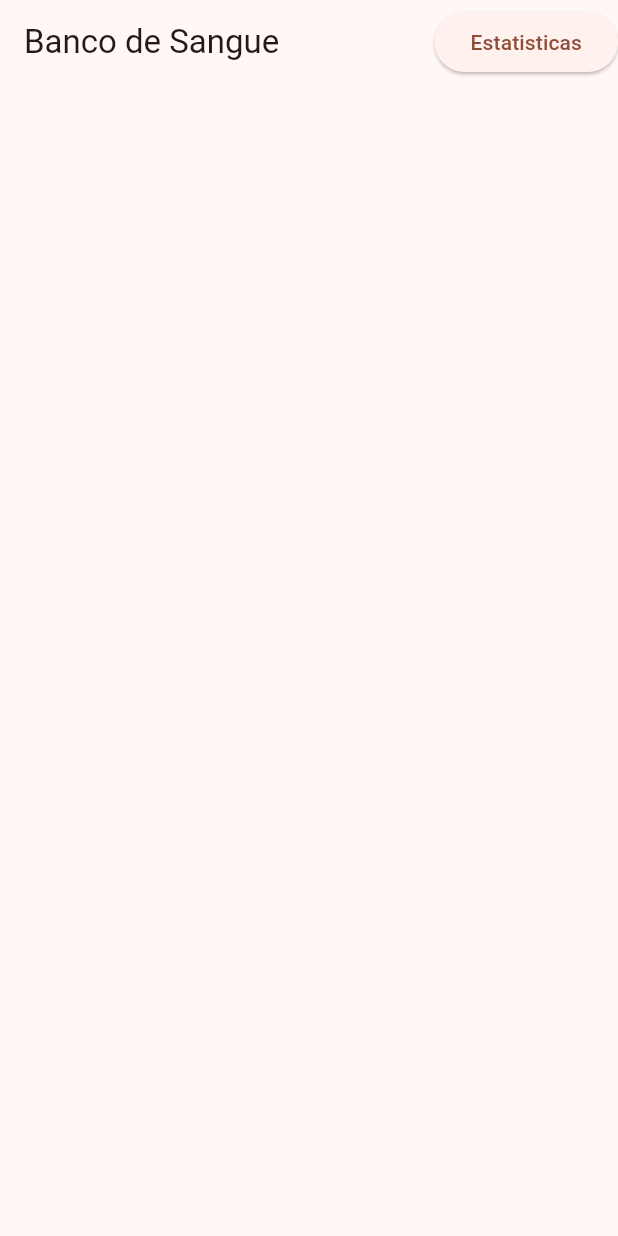
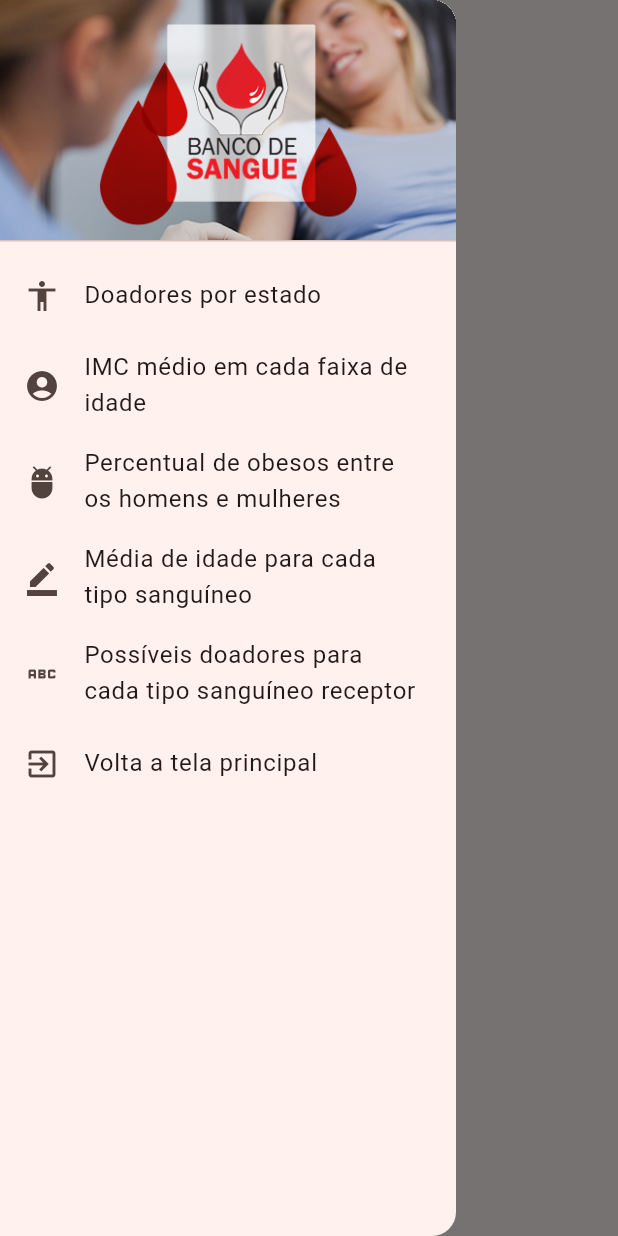
Before and after one commit to marcusco/flutter_banco_sangue, a Flutter app: the screen it shows after launch, with the side drawer open (before the commit the screen has no drawer), on a phone screen of 412 x 824 dp. Run offline on Flutter 3.47's test engine with Material 3 defaults, Android fonts, the phone set to English and light mode, and no system bars; missing offline and left inert: dart:ffi; network calls fail.

Commit message:
Novas telas e drawer

```diff
--- a/lib/screen/AnaliseDadosScreen.dart
+++ b/lib/screen/AnaliseDadosScreen.dart
@@ -1,9 +1,10 @@
 import 'package:flutter/material.dart';
+import 'package:flutter_banco_sangue/screen/nav_drawer.dart';
 
 import 'package:flutter_banco_sangue/service/DoadorService.dart';
 
 import '../domain/Doador.dart';
-import 'Estatisticas.dart';
+import 'DoadoresPorEstado.dart';
 
 class AnaliseDadosScreen extends StatelessWidget {
   AnaliseDadosScreen({super.key});
@@ -13,23 +14,12 @@ class AnaliseDadosScreen extends StatelessWidget {
   @override
   Widget build(BuildContext context) {
     return Scaffold(
+      drawer: NavDrawer(),
       appBar: AppBar(
         title: Text('Banco de Sangue'),
-        actions: [buildEstatistica(context)],
+
       ),
       body: Container(child: buidList()),
-    );
-  }
-
-  Widget buildEstatistica(BuildContext context) {
-    return ElevatedButton(
-      onPressed: () => {
-        Navigator.push(
-          context,
-          MaterialPageRoute(builder: (context) => Estatisticas()),
-        )
-      },
-      child: Text("Estatisticas"),
     );
   }
 
--- a/lib/screen/Estatisticas.dart
+++ b/lib/screen/DoadoresPorEstado.dart
@@ -3,15 +3,21 @@ import 'package:flutter_banco_sangue/service/DoadorService.dart';
 
 import '../dto/DoadoresPorEstadoDTO.dart';
 
-class Estatisticas extends StatelessWidget {
-   Estatisticas({Key? key}) : super(key: key);
+class DoadoresPorEstado extends StatelessWidget {
+  DoadoresPorEstado({Key? key}) : super(key: key);
 
   DoadorService doadorService = new DoadorService();
   @override
   Widget build(BuildContext context) {
-    return Container(
-      color: Colors.white,
-      child: buidList()
+    return Scaffold(
+      appBar: AppBar(
+        title: Text('Doadores por estado'),
+
+    ),
+      body: Container(
+        color: Colors.white,
+        child: buidList()
+      ),
     );
   }
 
--- /dev/null
+++ b/lib/screen/nav_drawer.dart
@@ -0,0 +1,98 @@
+import 'package:flutter/material.dart';
+import 'package:flutter_banco_sangue/screen/percentual_obesos_homens_mulhres.dart';
+import 'package:flutter_banco_sangue/screen/possiveis_doadores_tipo_sanguineo.dart';
+
+import 'DoadoresPorEstado.dart';
+import 'imc_medio_faixa_idade.dart';
+import 'media_idade_tipo_sanguineo.dart';
+
+class NavDrawer extends StatelessWidget {
+  const NavDrawer({Key? key}) : super(key: key);
+
+  @override
+  Widget build(BuildContext context) {
+    return Drawer(
+      child: ListView(
+        padding: EdgeInsets.zero,
+        children: <Widget>[
+          DrawerHeader(
+            child: Text(
+              '',
+              style: TextStyle(color: Colors.white, fontSize: 25),
+            ),
+            decoration: BoxDecoration(
+                color: Colors.redAccent,
+                image: DecorationImage(
+                    fit: BoxFit.fill,
+                    image: AssetImage('assets/images/banco-de-sangue.jpg'))),
+          ),
+          ListTile(
+            leading: Icon(Icons.accessibility_outlined),
+            title: Text('Doadores por estado'),
+            onTap: () =>
+                {
+                  Navigator.of(context).pop(),
+                  Navigator.push(
+                    context,
+                    MaterialPageRoute(builder: (context) => DoadoresPorEstado()),
+                  )
+                },
+          ),
+          ListTile(
+            leading: Icon(Icons.account_circle),
+            title: Text('IMC médio em cada faixa de idade'),
+            onTap: () =>
+            {
+              Navigator.of(context).pop(),
+              Navigator.push(
+                context,
+                MaterialPageRoute(builder: (context) => ImcMedioFaixaIdade()),
+              )
+            },
+          ),
+          ListTile(
+            leading: Icon(Icons.adb_sharp),
+            title: Text('Percentual de obesos entre os homens e mulheres'),
+            onTap: () =>
+            {
+              Navigator.of(context).pop(),
+              Navigator.push(
+                context,
+                MaterialPageRoute(builder: (context) => PercentualObesosHomensMulhres()),
+              )
+            },
+          ),
+          ListTile(
+            leading: Icon(Icons.border_color),
+            title: Text('Média de idade para cada tipo sanguíneo'),
+            onTap: () =>
+            {
+              Navigator.of(context).pop(),
+              Navigator.push(
+                context,
+                MaterialPageRoute(builder: (context) => MediaIdadeTipoSanguineo()),
+              )
+            },
+          ),
+          ListTile(
+            leading: Icon(Icons.abc_outlined),
+            title: Text('Possíveis doadores para cada tipo sanguíneo receptor'),
+            onTap: () =>
+            {
+              Navigator.of(context).pop(),
+              Navigator.push(
+                context,
+                MaterialPageRoute(builder: (context) => PossiveisDoadoresTipoSanguineo()),
+              )
+            },
+          ),
+          ListTile(
+            leading: Icon(Icons.exit_to_app),
+            title: Text('Volta a tela principal'),
+            onTap: () => {Navigator.of(context).pop()},
+          ),
+        ],
+      ),
+    );
+  }
+}
--- a/pubspec.yaml
+++ b/pubspec.yaml
@@ -62,7 +62,7 @@ flutter:
   uses-material-design: true
   assets:
     - assets/data.json
-
+    - assets/images/banco-de-sangue.jpg
   # To add assets to your application, add an assets section, like this:
   # assets:
   #   - images/a_dot_burr.jpeg
```
Also changed, not shown: lib/screen/imc_medio_faixa_idade.dart (added, +21 -0 lines), lib/screen/media_idade_tipo_sanguineo.dart (added, +20 -0 lines), lib/screen/percentual_obesos_homens_mulhres.dart (added, +20 -0 lines), lib/screen/possiveis_doadores_tipo_sanguineo.dart (added, +20 -0 lines), assets/images/banco-de-sangue.jpg (added).
